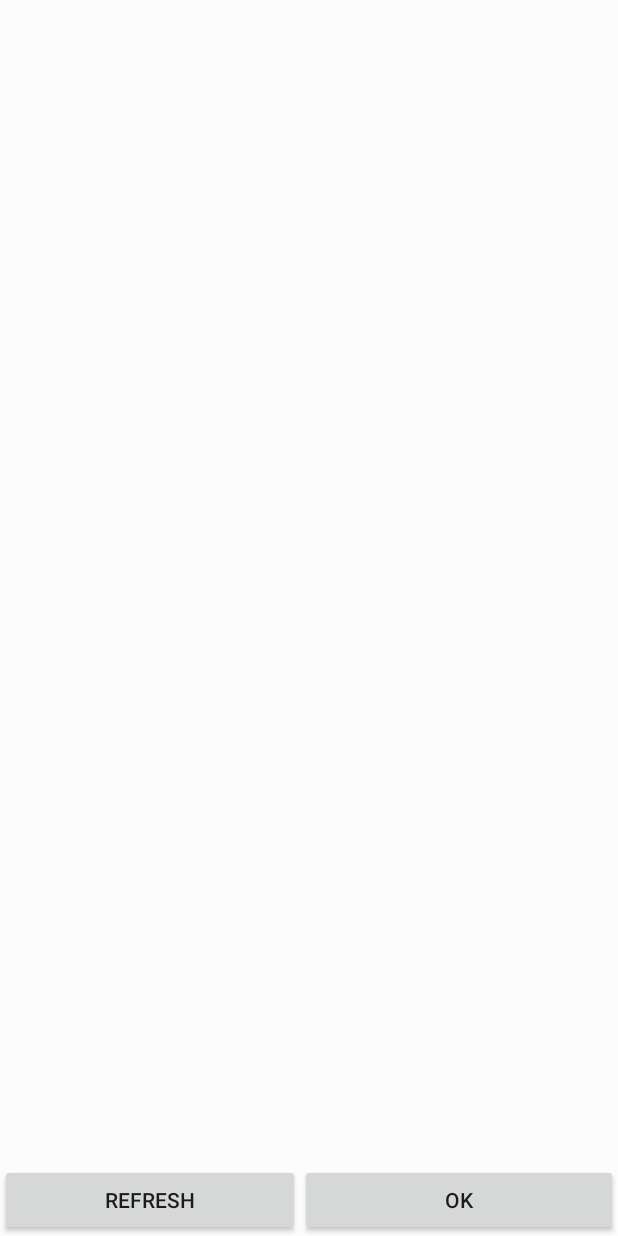
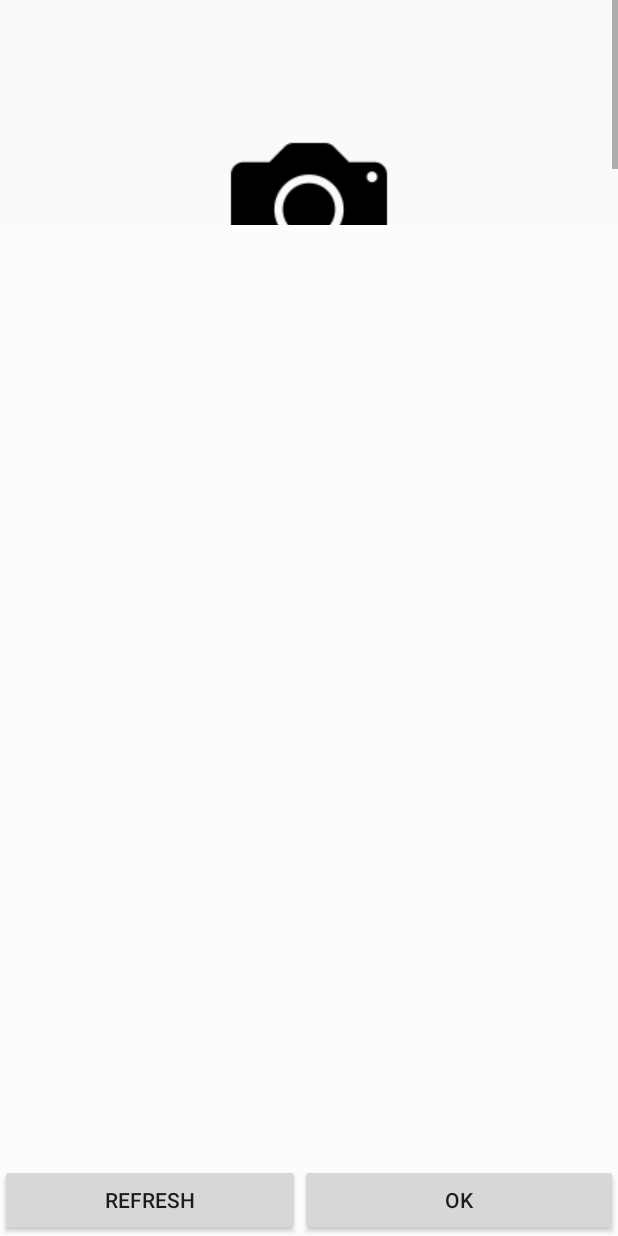
Before and after one commit to Wymancheung/TransposeApp, an Android app: the layout activity_calibrate.xml on its own in the app's theme, with its tools: preview values and no code run, on a phone screen of 412 x 824 dp. Run offline under Robolectric (Android 15) with nearby library versions, the phone set to English and light mode, and no system bars.

Commit message:
Make newline

```diff
--- a/app/src/main/res/layout/activity_calibrate.xml
+++ b/app/src/main/res/layout/activity_calibrate.xml
@@ -1,15 +1,34 @@
 <?xml version="1.0" encoding="utf-8"?>
-<FrameLayout xmlns:android="http://schemas.android.com/apk/res/android"
+<RelativeLayout xmlns:android="http://schemas.android.com/apk/res/android"
     xmlns:app="http://schemas.android.com/apk/res-auto"
     xmlns:tools="http://schemas.android.com/tools"
     android:orientation="vertical" android:layout_width="match_parent"
     android:layout_height="match_parent">
 
 
+    <ScrollView
+        android:id="@+id/scrollview_image_cali"
+        android:layout_width="match_parent"
+        android:layout_height="150dp"
+        android:fillViewport="true">
+
         <ImageView
             android:id="@+id/imageView_cali"
             android:layout_width="match_parent"
-        android:layout_height="match_parent" />
+            android:layout_height="match_parent"
+            android:layout_gravity="center"
+            android:paddingTop="120dp"
+            android:scaleType="centerInside"
+            android:src="@drawable/camera" />
+
+    </ScrollView>
+
+    <ScrollView
+        android:id="@+id/scrollview_text_cali"
+        android:layout_width="match_parent"
+        android:layout_height="match_parent"
+        android:layout_below="@id/scrollview_image_cali"
+        android:fillViewport="true">
 
         <EditText
             android:id="@+id/editText_cali"
@@ -19,7 +38,10 @@
             android:ems="10"
             android:inputType="textMultiLine" />
 
+    </ScrollView>
+
     <LinearLayout
+        android:id="@+id/linear_cali"
         android:layout_width="match_parent"
         android:layout_height="match_parent"
         android:orientation="horizontal">
@@ -42,4 +64,4 @@
 
     </LinearLayout>
 
-</FrameLayout>
+</RelativeLayout>
--- a/app/src/main/res/layout/activity_camera.xml
+++ b/app/src/main/res/layout/activity_camera.xml
@@ -41,6 +41,7 @@
             android:layout_weight="1"
             android:background="@drawable/rounded_edge"
             android:scaleType="fitCenter"
-            android:src="@drawable/flash_off" />
+            android:src="@drawable/flash_off"
+            android:visibility="invisible" />
     </LinearLayout>
 </FrameLayout>
```
Also changed, not shown: app/src/main/java/com/comp4521gp01/transposeapp/CalibrateActivity.java (+42 -4 lines), app/src/main/java/com/comp4521gp01/transposeapp/CameraActivity.java (+10 -1 lines). Lines whose indentation alone changed are shown as unchanged.
